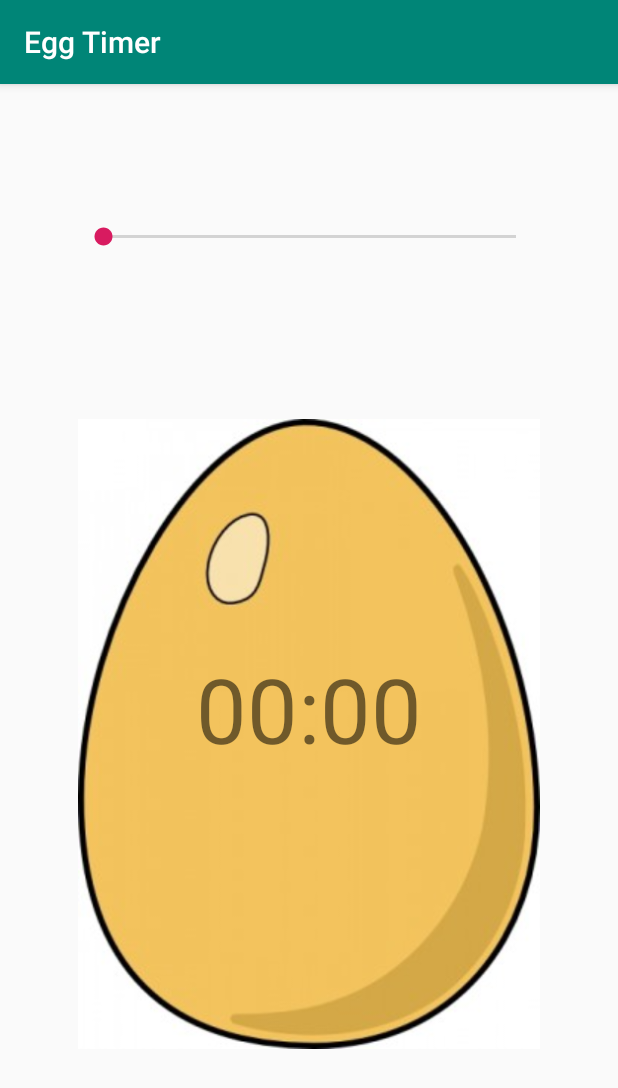
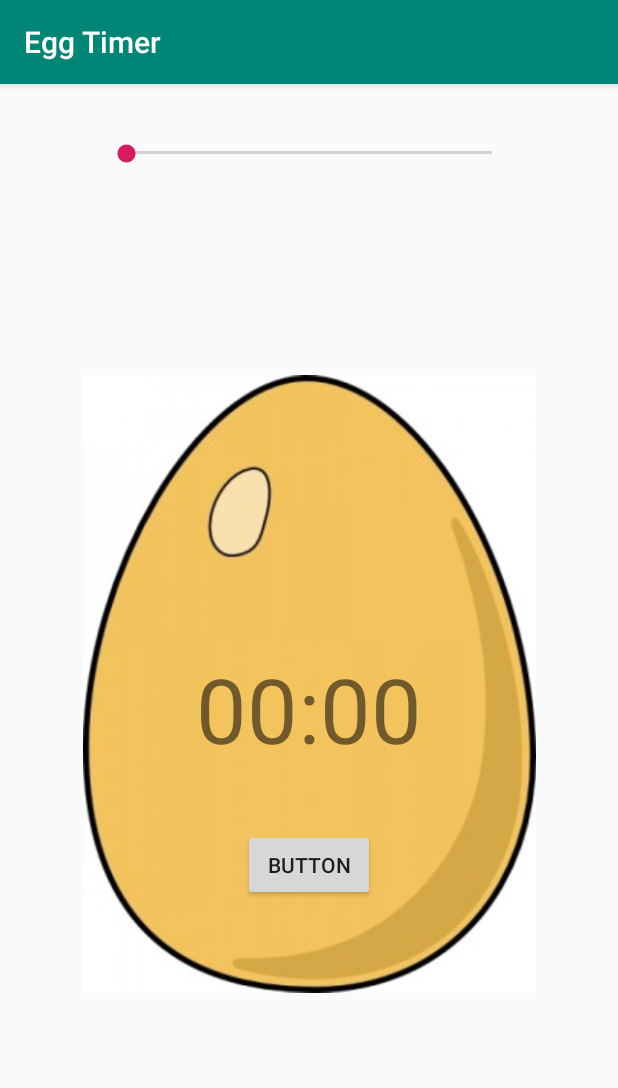
Before and after one commit to gustavorribeiro/egg-timer, an Android app: the screen it shows after launch (MainActivity), on a phone screen of 412 x 824 dp. Shown: the top 1088 px of the screen. Run offline under Robolectric (Android 15) with nearby library versions, the phone set to English and light mode, and no system bars.

Commit message:
fixing layout

```diff
--- a/app/src/main/res/layout/activity_main.xml
+++ b/app/src/main/res/layout/activity_main.xml
@@ -6,36 +6,19 @@
     android:layout_height="match_parent"
     tools:context=".MainActivity">
 
-    <SeekBar
-        android:id="@+id/seekBar"
-        android:layout_width="307dp"
-        android:layout_height="0dp"
-        android:layout_marginStart="1dp"
-        android:layout_marginLeft="1dp"
-        android:layout_marginTop="53dp"
-        android:layout_marginEnd="1dp"
-        android:layout_marginRight="1dp"
-        android:layout_marginBottom="225dp"
-        app:layout_constraintBottom_toTopOf="@+id/textView"
-        app:layout_constraintEnd_toEndOf="parent"
-        app:layout_constraintStart_toStartOf="parent"
-        app:layout_constraintTop_toTopOf="parent"
-        app:layout_constraintVertical_bias="0.39" />
-
     <ImageView
         android:id="@+id/imageView"
-        android:layout_width="308dp"
-        android:layout_height="472dp"
+        android:layout_width="302dp"
+        android:layout_height="0dp"
         android:layout_marginStart="5dp"
         android:layout_marginLeft="5dp"
-        android:layout_marginTop="5dp"
         android:layout_marginEnd="5dp"
         android:layout_marginRight="5dp"
         android:layout_marginBottom="58dp"
         app:layout_constraintBottom_toBottomOf="parent"
         app:layout_constraintEnd_toEndOf="parent"
         app:layout_constraintStart_toStartOf="parent"
-        app:layout_constraintTop_toBottomOf="@+id/seekBar"
+        app:layout_constraintTop_toBottomOf="@+id/seekBar2"
         app:srcCompat="@drawable/egg" />
 
     <TextView
@@ -48,4 +31,26 @@
         app:layout_constraintBottom_toBottomOf="parent"
         app:layout_constraintEnd_toEndOf="parent"
         app:layout_constraintStart_toStartOf="parent" />
+
+    <Button
+        android:id="@+id/button"
+        android:layout_width="wrap_content"
+        android:layout_height="wrap_content"
+        android:layout_marginStart="31dp"
+        android:layout_marginLeft="31dp"
+        android:layout_marginTop="40dp"
+        android:text="Button"
+        app:layout_constraintStart_toStartOf="@+id/textView"
+        app:layout_constraintTop_toBottomOf="@+id/textView" />
+
+    <SeekBar
+        android:id="@+id/seekBar2"
+        android:layout_width="276dp"
+        android:layout_height="17dp"
+        android:layout_marginTop="37dp"
+        android:layout_marginBottom="35dp"
+        app:layout_constraintBottom_toTopOf="@+id/imageView"
+        app:layout_constraintEnd_toEndOf="parent"
+        app:layout_constraintStart_toStartOf="parent"
+        app:layout_constraintTop_toTopOf="parent" />
 </androidx.constraintlayout.widget.ConstraintLayout>
```
